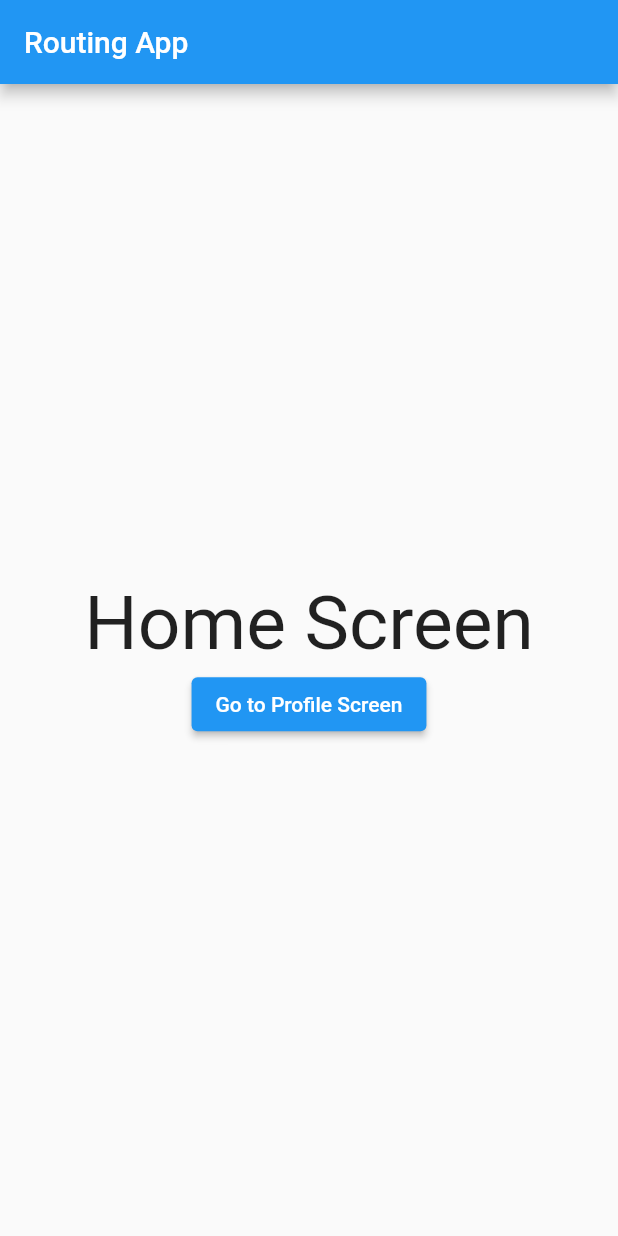
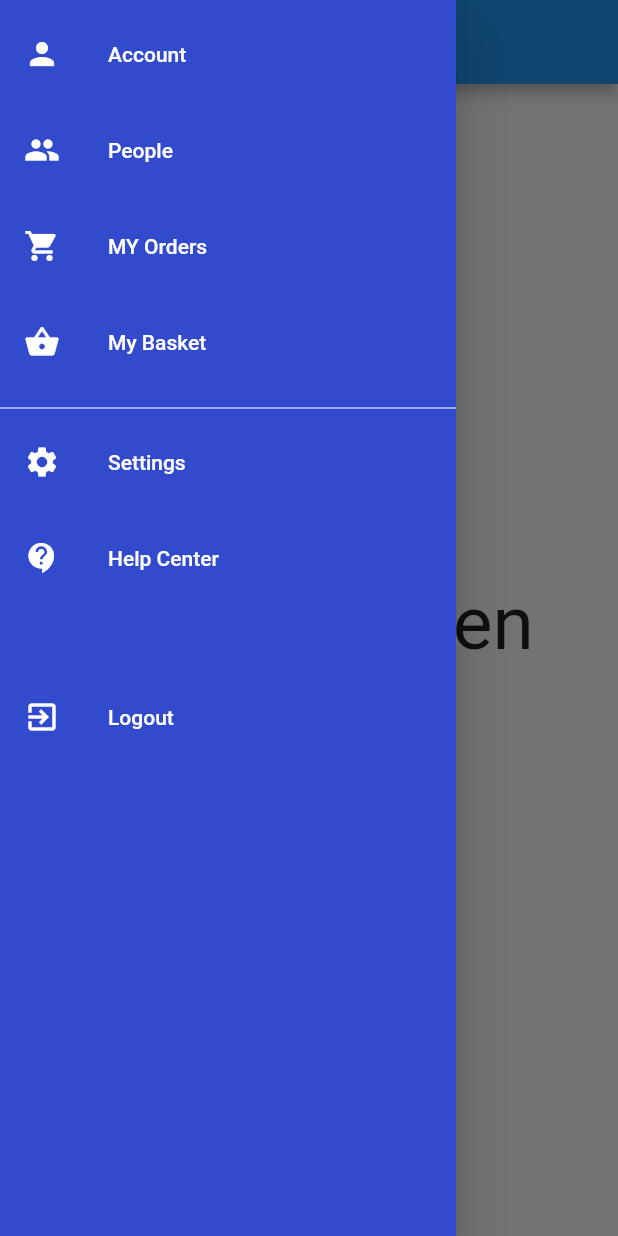
Before and after one commit to ikmazameti/fluter_components, a Flutter app: the screen it shows after launch, with the side drawer open (before the commit the screen has no drawer), on a phone screen of 412 x 824 dp. Run offline on Flutter 3.47's test engine with Material 2 defaults, Android fonts, the phone set to English and light mode, and no system bars.

Commit message:
working on drawer

```diff
--- /dev/null
+++ b/lib/components/nav_drawer.dart
@@ -0,0 +1,56 @@
+import 'package:flutter/material.dart';
+
+class NavDrawer extends StatelessWidget {
+  const NavDrawer({Key? key}) : super(key: key);
+
+
+  //List of menu
+  @override
+  Widget build(BuildContext context) {
+    return Drawer(
+      child: Material(
+        color: const Color.fromRGBO(50, 75, 205, 1),
+        child: ListView(
+          children: [
+            const SizedBox(height: 8),
+            buildMenuItem(text: 'Account', icon: Icons.person),
+            const SizedBox(height: 8),
+            buildMenuItem(text: 'People', icon: Icons.people),
+            const SizedBox(height: 8),
+            buildMenuItem(text: 'MY Orders', icon: Icons.shopping_cart),
+            const SizedBox(height: 8),
+            buildMenuItem(text: 'My Basket', icon: Icons.shopping_basket),
+            const SizedBox(height: 8),
+            Divider(
+              color: Colors.white,
+            ),
+            buildMenuItem(text: 'Settings', icon: Icons.settings),
+            const SizedBox(height: 8),
+            buildMenuItem(text: 'Help Center', icon: Icons.contact_support),
+            const SizedBox(height: 50),
+            buildMenuItem(text: 'Logout', icon: Icons.exit_to_app,),
+          ],
+        ),
+      ),
+    );
+  }
+
+  //Menu item
+  Widget buildMenuItem({required String text, required IconData icon}) {
+    final color = Colors.white;
+    final hoverColor = Colors.white70;
+
+    return ListTile(
+      hoverColor: hoverColor,
+      leading: Icon(
+        icon,
+        color: color,
+      ),
+      title: Text(
+        text,
+        style: TextStyle(color: color),
+      ),
+      onTap: () {},
+    );
+  }
+}
--- a/lib/routes/routes.dart
+++ b/lib/routes/routes.dart
@@ -1,4 +1,4 @@
-import 'package:fluter_components/screens/home_screen.dart';
+import 'package:fluter_components/screens/home/home_screen.dart';
 import 'package:fluter_components/screens/profile_screen.dart';
 import 'package:flutter/material.dart';
 
--- /dev/null
+++ b/lib/screens/home/components/body.dart
@@ -0,0 +1,28 @@
+import 'package:fluter_components/routes/routes.dart';
+import 'package:flutter/material.dart';
+
+class Body extends StatelessWidget {
+  const Body({Key? key}) : super(key: key);
+
+  @override
+  Widget build(BuildContext context) {
+    return Center(
+      child: Column(
+        mainAxisSize: MainAxisSize.min,
+        children: <Widget>[
+          const Text(
+            'Home Screen',
+            style: TextStyle(fontSize: 50),
+          ),
+          ElevatedButton(
+            child: const Text('Go to Profile Screen'),
+            onPressed: () {
+              Navigator.of(context)
+                  .pushNamed(RouteManager.profile, arguments: "hello there");
+            },
+          )
+        ],
+      ),
+    );
+  }
+}
--- /dev/null
+++ b/lib/screens/home/home_screen.dart
@@ -0,0 +1,17 @@
+import 'package:fluter_components/components/nav_drawer.dart';
+import 'package:fluter_components/screens/home/components/body.dart';
+import 'package:flutter/material.dart';
+
+class HomeScreen extends StatelessWidget {
+  const HomeScreen({Key? key}) : super(key: key);
+
+  @override
+  Widget build(BuildContext context) {
+    return Scaffold(
+        drawer: const NavDrawer(),
+        appBar: AppBar(
+          title: const Text('Routing App'),
+        ),
+        body: const Body());
+  }
+}
--- a/lib/screens/home_screen.dart
+++ /dev/null
@@ -1,32 +0,0 @@
-import 'package:fluter_components/routes/routes.dart';
- import 'package:flutter/material.dart';
-
-class HomeScreen extends StatelessWidget {
-  const HomeScreen({Key? key}) : super(key: key);
-
-  @override
-  Widget build(BuildContext context) {
-    return Scaffold(
-      appBar: AppBar(
-        title: const Text('Routing App'),
-      ),
-      body: Center(
-        child: Column(
-          mainAxisSize: MainAxisSize.min,
-          children: <Widget>[
-            const Text(
-              'Home Screen',
-              style: TextStyle(fontSize: 50),
-            ),
-            ElevatedButton(
-              child: const Text('Go to Profile Screen'),
-              onPressed: () {
-                Navigator.of(context).pushNamed(RouteManager.profile,arguments: "hello there");
-              },
-            )
-          ],
-        ),
-      ),
-    );
-  }
-}
--- a/pubspec.yaml
+++ b/pubspec.yaml
@@ -35,6 +35,8 @@ dependencies:
   # Use with the CupertinoIcons class for iOS style icons.
   cupertino_icons: ^1.0.2
 
+
+
 dev_dependencies:
   flutter_test:
     sdk: flutter
@@ -45,6 +47,8 @@ dev_dependencies:
   # package. See that file for information about deactivating specific lint
   # rules and activating additional ones.
   flutter_lints: ^1.0.0
+
+
 
 # For information on the generic Dart part of this file, see the
 # following page: https://dart.dev/tools/pub/pubspec
```
